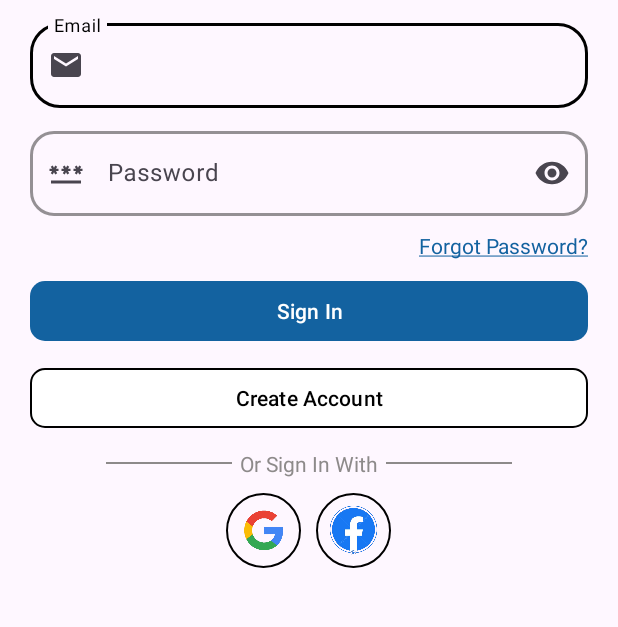
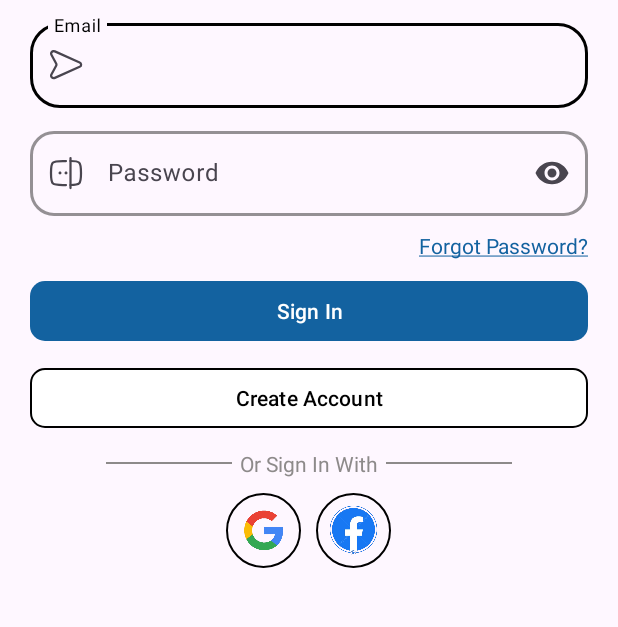
Before and after one commit to WuDev19/ShoppingApp, an Android app: the screen it shows after launch (LoginActivity), on a phone screen of 412 x 824 dp, the part 398-1025 px from its top. Run offline under Robolectric (Android 15) with nearby library versions, the phone set to English and light mode, and no system bars; our stand-ins replace CircleImageView, Dagger/Hilt's generated code, Firebase (no records; nobody signed in at launch, a user with empty details on screens opened directly).

Commit message:
feature create account with email

```diff
--- a/app/build.gradle.kts
+++ b/app/build.gradle.kts
@@ -59,5 +59,6 @@ dependencies {
     implementation(libs.circleimageview)
     implementation(platform(libs.firebase.bom))
     implementation(libs.firebase.auth)
+    implementation(libs.firebase.firestore)
 
 }
--- a/app/src/main/AndroidManifest.xml
+++ b/app/src/main/AndroidManifest.xml
@@ -14,6 +14,9 @@
         android:theme="@style/Theme.ShoppingApp"
         tools:targetApi="31">
         <activity
+            android:name=".ui.view.activity.auth.CreateAccountActivity"
+            android:exported="false" />
+        <activity
             android:name=".ui.view.activity.auth.LoginActivity"
             android:exported="false" />
         <activity
@@ -27,7 +30,7 @@
         </activity>
         <activity
             android:name=".ui.view.activity.common.MainActivity"
-            android:exported="true"></activity>
+            android:exported="true" />
     </application>
 
 </manifest>
--- a/app/src/main/java/com/example/shoppingapp/di/FirebaseModule.kt
+++ b/app/src/main/java/com/example/shoppingapp/di/FirebaseModule.kt
@@ -2,7 +2,11 @@ package com.example.shoppingapp.di
 
 import com.example.shoppingapp.data.repository.AuthRepositoryImpl
 import com.example.shoppingapp.domain.repository.authrepo.AuthRepository
+import com.google.firebase.Firebase
 import com.google.firebase.auth.FirebaseAuth
+import com.google.firebase.auth.auth
+import com.google.firebase.firestore.FirebaseFirestore
+import com.google.firebase.firestore.firestore
 import dagger.Binds
 import dagger.Module
 import dagger.Provides
@@ -16,8 +20,15 @@ object FirebaseModule {
     @Provides
     @Singleton
     fun provideFirebaseAuth(): FirebaseAuth {
-        return FirebaseAuth.getInstance()
+        return Firebase.auth
     }
+
+    @Provides
+    @Singleton
+    fun provideFirebaseFireStore(): FirebaseFirestore {
+        return Firebase.firestore
+    }
+
 }
 
 @Module
--- a/app/src/main/java/com/example/shoppingapp/domain/repository/authrepo/AuthRepository.kt
+++ b/app/src/main/java/com/example/shoppingapp/domain/repository/authrepo/AuthRepository.kt
@@ -1,6 +1,7 @@
 package com.example.shoppingapp.domain.repository.authrepo
 
 import com.example.shoppingapp.domain.model.AuthUser
+import com.example.shoppingapp.domain.model.User
 import com.example.shoppingapp.ui.state.StateListener
 import com.google.firebase.auth.AuthResult
 import kotlinx.coroutines.flow.Flow
@@ -8,4 +9,5 @@ import kotlinx.coroutines.flow.Flow
 interface AuthRepository {
     suspend fun getCurrentUser() : AuthUser?
     suspend fun loginWithEmail(email: String, password: String) : Flow<StateListener<AuthResult>>
+    suspend fun createAccountWithEmail(email: String, password: String, phone: String, username: String) : Flow<StateListener<User>>
 }
--- a/app/src/main/java/com/example/shoppingapp/domain/usecase/authusecase/LoginUseCase.kt
+++ b/app/src/main/java/com/example/shoppingapp/domain/usecase/authusecase/LoginUseCase.kt
@@ -6,9 +6,9 @@ import com.google.firebase.auth.AuthResult
 import kotlinx.coroutines.flow.Flow
 import javax.inject.Inject
 
-class LoginUseCase @Inject constructor(private val authRepository : AuthRepository) {
+class LoginUseCase @Inject constructor(private val authRepository: AuthRepository) {
 
-    suspend operator fun invoke (email: String, password: String) : Flow<StateListener<AuthResult>>{
+    suspend operator fun invoke(email: String, password: String): Flow<StateListener<AuthResult>> {
         return authRepository.loginWithEmail(email, password)
     }
 
--- a/app/src/main/java/com/example/shoppingapp/ui/view/activity/auth/LoginActivity.kt
+++ b/app/src/main/java/com/example/shoppingapp/ui/view/activity/auth/LoginActivity.kt
@@ -27,12 +27,6 @@ class LoginActivity : AppCompatActivity() {
         viewBinding = ActivityLoginBinding.inflate(layoutInflater)
         setContentView(viewBinding.root)
 
-        viewBinding.btnSignIn.setOnClickListener{
-            val email = viewBinding.edtEmail.text.toString()
-            val password = viewBinding.edtPassword.text.toString()
-            viewModel.loginWithEmail(email, password)
-        }
-
         lifecycleScope.launch {
             viewModel.state.collectLatest {
                 when(it){
@@ -50,5 +44,15 @@ class LoginActivity : AppCompatActivity() {
             }
         }
 
+        viewBinding.btnSignIn.setOnClickListener{
+            val email = viewBinding.edtEmail.text.toString()
+            val password = viewBinding.edtPassword.text.toString()
+            viewModel.loginWithEmail(email, password)
+        }
+
+        viewBinding.btnCreateAccount.setOnClickListener{
+            startActivity(Intent(this@LoginActivity, CreateAccountActivity::class.java))
+        }
+
     }
 }
--- a/app/src/main/res/drawable/icon_email.xml
+++ b/app/src/main/res/drawable/icon_email.xml
@@ -1,5 +1,11 @@
-<vector xmlns:android="http://schemas.android.com/apk/res/android" android:height="24dp" android:tint="#000000" android:viewportHeight="24" android:viewportWidth="24" android:width="24dp">
-
-    <path android:fillColor="@android:color/white" android:pathData="M20,4L4,4c-1.1,0 -1.99,0.9 -1.99,2L2,18c0,1.1 0.9,2 2,2h16c1.1,0 2,-0.9 2,-2L22,6c0,-1.1 -0.9,-2 -2,-2zM20,8l-8,5 -8,-5L4,6l8,5 8,-5v2z"/>
-
+<vector xmlns:android="http://schemas.android.com/apk/res/android"
+    android:width="22dp"
+    android:height="20dp"
+    android:viewportWidth="22"
+    android:viewportHeight="20">
+  <path
+      android:pathData="M3.248,18.586L19.758,11.223C21.082,10.633 21.082,8.869 19.758,8.279L3.248,0.915C1.753,0.248 0.201,1.729 0.942,3.117L4.094,9.021C4.339,9.48 4.339,10.021 4.094,10.479L0.942,16.383C0.202,17.771 1.752,19.254 3.248,18.586Z"
+      android:strokeWidth="1.5"
+      android:fillColor="#00000000"
+      android:strokeColor="#BEBEBE"/>
 </vector>
--- a/app/src/main/res/drawable/icon_password.xml
+++ b/app/src/main/res/drawable/icon_password.xml
@@ -1,5 +1,21 @@
-<vector xmlns:android="http://schemas.android.com/apk/res/android" android:height="24dp" android:tint="#000000" android:viewportHeight="24" android:viewportWidth="24" android:width="24dp">
-
-    <path android:fillColor="@android:color/white" android:pathData="M2,17h20v2H2V17zM3.15,12.95L4,11.47l0.85,1.48l1.3,-0.75L5.3,10.72H7v-1.5H5.3l0.85,-1.47L4.85,7L4,8.47L3.15,7l-1.3,0.75L2.7,9.22H1v1.5h1.7L1.85,12.2L3.15,12.95zM9.85,12.2l1.3,0.75L12,11.47l0.85,1.48l1.3,-0.75l-0.85,-1.48H15v-1.5h-1.7l0.85,-1.47L12.85,7L12,8.47L11.15,7l-1.3,0.75l0.85,1.47H9v1.5h1.7L9.85,12.2zM23,9.22h-1.7l0.85,-1.47L20.85,7L20,8.47L19.15,7l-1.3,0.75l0.85,1.47H17v1.5h1.7l-0.85,1.48l1.3,0.75L20,11.47l0.85,1.48l1.3,-0.75l-0.85,-1.48H23V9.22z"/>
-
+<vector xmlns:android="http://schemas.android.com/apk/res/android"
+    android:width="24dp"
+    android:height="24dp"
+    android:viewportWidth="24"
+    android:viewportHeight="24">
+  <path
+      android:pathData="M12,4H10C6.229,4 4.343,4 3.172,5.172C2.001,6.344 2,8.229 2,12C2,15.771 2,17.657 3.172,18.828C4.344,19.999 6.229,20 10,20H12M15,4C18.114,4.01 19.765,4.108 20.828,5.172C22,6.343 22,8.229 22,12C22,15.771 22,17.657 20.828,18.828C19.765,19.892 18.114,19.99 15,20"
+      android:strokeWidth="1.5"
+      android:fillColor="#00000000"
+      android:strokeColor="#BEBEBE"
+      android:strokeLineCap="round"/>
+  <path
+      android:pathData="M9,12C9,12.265 8.895,12.52 8.707,12.707C8.52,12.895 8.265,13 8,13C7.735,13 7.48,12.895 7.293,12.707C7.105,12.52 7,12.265 7,12C7,11.735 7.105,11.48 7.293,11.293C7.48,11.105 7.735,11 8,11C8.265,11 8.52,11.105 8.707,11.293C8.895,11.48 9,11.735 9,12ZM13,12C13,12.265 12.895,12.52 12.707,12.707C12.52,12.895 12.265,13 12,13C11.735,13 11.48,12.895 11.293,12.707C11.105,12.52 11,12.265 11,12C11,11.735 11.105,11.48 11.293,11.293C11.48,11.105 11.735,11 12,11C12.265,11 12.52,11.105 12.707,11.293C12.895,11.48 13,11.735 13,12Z"
+      android:fillColor="#BEBEBE"/>
+  <path
+      android:pathData="M15,2V22"
+      android:strokeWidth="1.5"
+      android:fillColor="#00000000"
+      android:strokeColor="#BEBEBE"
+      android:strokeLineCap="round"/>
 </vector>
--- a/app/src/main/res/values/strings.xml
+++ b/app/src/main/res/values/strings.xml
@@ -9,4 +9,8 @@
     <string name="sign_in">Sign In</string>
     <string name="create_account">Create Account</string>
     <string name="or_sign_in_with">Or Sign In With</string>
+    <string name="let_s_get_you_registered">Let\'s Get You Registered</string>
+    <string name="first_name">First Name</string>
+    <string name="last_name">Last Name</string>
+    <string name="phone_number">Phone Number</string>
 </resources>
--- a/gradle/libs.versions.toml
+++ b/gradle/libs.versions.toml
@@ -20,6 +20,7 @@ androidx-lifecycle-viewmodel-ktx = { module = "androidx.lifecycle:lifecycle-view
 circleimageview = { module = "de.hdodenhof:circleimageview", version.ref = "circleimageview" }
 firebase-auth = { module = "com.google.firebase:firebase-auth" }
 firebase-bom = { module = "com.google.firebase:firebase-bom", version.ref = "firebaseBom" }
+firebase-firestore = { module = "com.google.firebase:firebase-firestore" }
 hilt-android = { module = "com.google.dagger:hilt-android", version.ref = "hiltAndroid" }
 hilt-android-compiler = { module = "com.google.dagger:hilt-android-compiler", version.ref = "hiltAndroid" }
 junit = { group = "junit", name = "junit", version.ref = "junit" }
```
Also changed, not shown: app/src/main/java/com/example/shoppingapp/data/repository/AuthRepositoryImpl.kt (+38 -5 lines), app/src/main/java/com/example/shoppingapp/domain/usecase/authusecase/CreateAccountUseCase.kt (added, +20 -0 lines), app/src/main/java/com/example/shoppingapp/ui/view/activity/auth/CreateAccountActivity.kt (added, +67 -0 lines), app/src/main/java/com/example/shoppingapp/ui/viewmodel/auth/CreateAccountViewModel.kt (added, +34 -0 lines), app/src/main/res/drawable/icon_back.xml (added, +12 -0 lines), app/src/main/res/drawable/icon_phone.xml (added, +13 -0 lines), app/src/main/res/drawable/icon_username.xml (added, +9 -0 lines), app/src/main/res/layout/activity_create_account.xml (added, +180 -0 lines).
